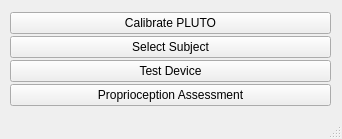
Old version of the form ui/plutopropass.ui in the repository siva82kb/pluto-assessment.
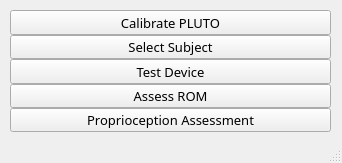
New version of the form.

```diff
--- a/ui/plutopropass.ui
+++ b/ui/plutopropass.ui
@@ -7,20 +7,14 @@
     <x>0</x>
     <y>0</y>
     <width>342</width>
-    <height>139</height>
+    <height>163</height>
    </rect>
   </property>
-  <property name="minimumSize">
-   <size>
-    <width>342</width>
-    <height>139</height>
-   </size>
-  </property>
-  <property name="maximumSize">
-   <size>
-    <width>342</width>
-    <height>139</height>
-   </size>
+  <property name="font">
+   <font>
+    <family>Bahnschrift Light</family>
+    <pointsize>10</pointsize>
+   </font>
   </property>
   <property name="windowTitle">
    <string>PLUTO Proprioception Assessment</string>
@@ -32,7 +26,7 @@
       <x>10</x>
       <y>10</y>
       <width>321</width>
-      <height>101</height>
+      <height>122</height>
      </rect>
     </property>
     <layout class="QVBoxLayout" name="verticalLayout">
@@ -44,6 +38,12 @@
      </property>
      <item>
       <widget class="QPushButton" name="pbCalibration">
+       <property name="font">
+        <font>
+         <family>Bahnschrift Light</family>
+         <pointsize>10</pointsize>
+        </font>
+       </property>
        <property name="text">
         <string>Calibrate PLUTO</string>
        </property>
@@ -51,6 +51,12 @@
      </item>
      <item>
       <widget class="QPushButton" name="pbSubject">
+       <property name="font">
+        <font>
+         <family>Bahnschrift Light</family>
+         <pointsize>10</pointsize>
+        </font>
+       </property>
        <property name="toolTip">
         <string>Select the subject to assess</string>
        </property>
@@ -61,13 +67,38 @@
      </item>
      <item>
       <widget class="QPushButton" name="pbTestDevice">
+       <property name="font">
+        <font>
+         <family>Bahnschrift Light</family>
+         <pointsize>10</pointsize>
+        </font>
+       </property>
        <property name="text">
         <string>Test Device</string>
        </property>
       </widget>
      </item>
+     <item>
+      <widget class="QPushButton" name="pbRomAssess">
+       <property name="font">
+        <font>
+         <family>Bahnschrift Light</family>
+         <pointsize>10</pointsize>
+        </font>
+       </property>
+       <property name="text">
+        <string>Assess ROM</string>
+       </property>
+      </widget>
+     </item>
      <item>
       <widget class="QPushButton" name="pbPropAssessment">
+       <property name="font">
+        <font>
+         <family>Bahnschrift Light</family>
+         <pointsize>10</pointsize>
+        </font>
+       </property>
        <property name="text">
         <string>Proprioception Assessment</string>
        </property>
```
